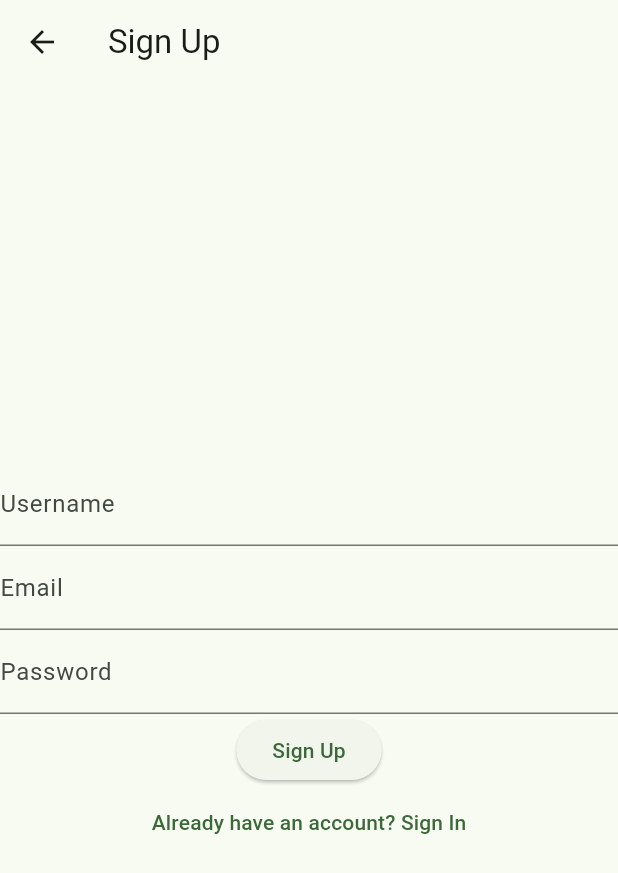
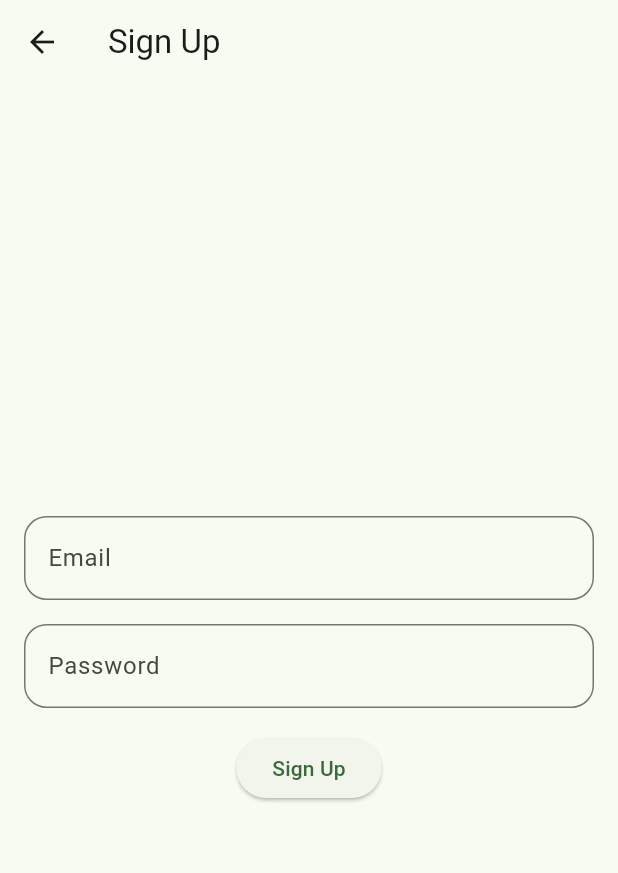
Before and after one commit to tahmidkhanshuvo/TekVend, a Flutter app: the SignUpScreen screen opened by its route, on a phone screen of 412 x 824 dp. Shown: the top 873 px of the screen. Run offline on Flutter 3.47's test engine with Material 3 defaults, Android fonts, the phone set to English and light mode, and no system bars; our stand-ins replace google_generative_ai.

Commit message:
Button leads to chat menu

```diff
--- a/lib/sign_up_screen.dart
+++ b/lib/sign_up_screen.dart
@@ -6,34 +6,39 @@ class SignUpScreen extends StatelessWidget {
   @override
   Widget build(BuildContext context) {
     return Scaffold(
-      appBar: AppBar(title: const Text('Sign Up')),
-      body: Center(
+      appBar: AppBar(
+        title: const Text('Sign Up'),
+      ),
+      body: Padding(
+        padding: const EdgeInsets.all(16.0),
         child: Column(
           mainAxisAlignment: MainAxisAlignment.center,
           children: [
-            // Input fields for username, email, password
-            const TextField(
-              decoration: InputDecoration(labelText: 'Username'),
+            TextField(
+              decoration: InputDecoration(
+                labelText: 'Email',
+                border: OutlineInputBorder(
+                  borderRadius: BorderRadius.circular(15),
+                ),
+              ),
             ),
-            const TextField(
-              decoration: InputDecoration(labelText: 'Email'),
-            ),
-            const TextField(
-              decoration: InputDecoration(labelText: 'Password'),
+            const SizedBox(height: 16),
+            TextField(
+              decoration: InputDecoration(
+                labelText: 'Password',
+                border: OutlineInputBorder(
+                  borderRadius: BorderRadius.circular(15),
+                ),
+              ),
               obscureText: true,
             ),
+            const SizedBox(height: 16),
             ElevatedButton(
               onPressed: () {
-                // Implement sign-up logic
+                // Navigate to chat screen
+                Navigator.pushReplacementNamed(context, '/chat');
               },
               child: const Text('Sign Up'),
-            ),
-            TextButton(
-              onPressed: () {
-                // Navigate to sign-in screen
-                Navigator.pop(context);
-              },
-              child: const Text('Already have an account? Sign In'),
             ),
           ],
         ),
```
Also changed, not shown: lib/sign_in_screen.dart (+24 -9 lines).
